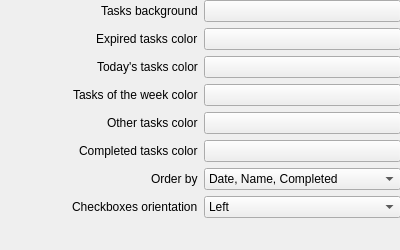
This is tasks/src/appearanceconfig.ui in KDE/akonadi-google-applets as Qt 5 draws it before an edit. The edited form follows.
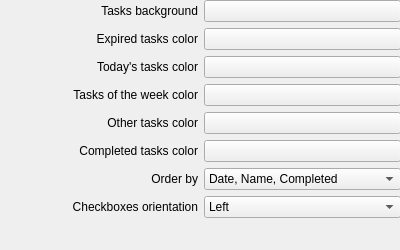
This is the edited form. Custom widgets are drawn as their Qt base class.

What changed in the file:
```diff
--- a/tasks/src/appearanceconfig.ui
+++ b/tasks/src/appearanceconfig.ui
@@ -26,11 +26,14 @@
     </rect>
    </property>
    <layout class="QGridLayout" name="gridLayout">
-    <item row="5" column="0" alignment="Qt::AlignRight">
+    <item row="5" column="0">
      <widget class="QLabel" name="label_7">
       <property name="text">
        <string>Completed tasks color</string>
       </property>
+      <property name="alignment">
+       <set>Qt::AlignRight|Qt::AlignTrailing|Qt::AlignVCenter</set>
+      </property>
      </widget>
     </item>
     <item row="5" column="1">
@@ -39,18 +42,24 @@
     <item row="4" column="1">
      <widget class="KColorButton" name="otherColor"/>
     </item>
-    <item row="0" column="0" alignment="Qt::AlignRight">
+    <item row="0" column="0">
      <widget class="QLabel" name="label_6">
       <property name="text">
        <string>Tasks background</string>
       </property>
+      <property name="alignment">
+       <set>Qt::AlignRight|Qt::AlignTrailing|Qt::AlignVCenter</set>
+      </property>
      </widget>
     </item>
-    <item row="3" column="0" alignment="Qt::AlignRight">
+    <item row="3" column="0">
      <widget class="QLabel" name="label_3">
       <property name="text">
        <string>Tasks of the week color</string>
       </property>
+      <property name="alignment">
+       <set>Qt::AlignRight|Qt::AlignTrailing|Qt::AlignVCenter</set>
+      </property>
      </widget>
     </item>
     <item row="3" column="1">
@@ -105,32 +114,44 @@
       </property>
      </widget>
     </item>
-    <item row="1" column="0" alignment="Qt::AlignRight">
+    <item row="1" column="0">
      <widget class="QLabel" name="label">
       <property name="text">
        <string>Expired tasks color</string>
       </property>
+      <property name="alignment">
+       <set>Qt::AlignRight|Qt::AlignTrailing|Qt::AlignVCenter</set>
+      </property>
      </widget>
     </item>
-    <item row="2" column="0" alignment="Qt::AlignRight">
+    <item row="2" column="0">
      <widget class="QLabel" name="label_2">
       <property name="text">
        <string>Today's tasks color</string>
       </property>
+      <property name="alignment">
+       <set>Qt::AlignRight|Qt::AlignTrailing|Qt::AlignVCenter</set>
+      </property>
      </widget>
     </item>
-    <item row="4" column="0" alignment="Qt::AlignRight">
+    <item row="4" column="0">
      <widget class="QLabel" name="label_4">
       <property name="text">
        <string>Other tasks color</string>
       </property>
+      <property name="alignment">
+       <set>Qt::AlignRight|Qt::AlignTrailing|Qt::AlignVCenter</set>
+      </property>
      </widget>
     </item>
-    <item row="6" column="0" alignment="Qt::AlignRight">
+    <item row="6" column="0">
      <widget class="QLabel" name="label_5">
       <property name="text">
        <string>Order by</string>
       </property>
+      <property name="alignment">
+       <set>Qt::AlignRight|Qt::AlignTrailing|Qt::AlignVCenter</set>
+      </property>
      </widget>
     </item>
     <item row="1" column="1">
@@ -158,11 +179,14 @@
       </property>
      </widget>
     </item>
-    <item row="7" column="0" alignment="Qt::AlignRight">
+    <item row="7" column="0">
      <widget class="QLabel" name="label_8">
       <property name="text">
        <string>Checkboxes orientation</string>
       </property>
+      <property name="alignment">
+       <set>Qt::AlignRight|Qt::AlignTrailing|Qt::AlignVCenter</set>
+      </property>
      </widget>
     </item>
     <item row="7" column="1">
```
